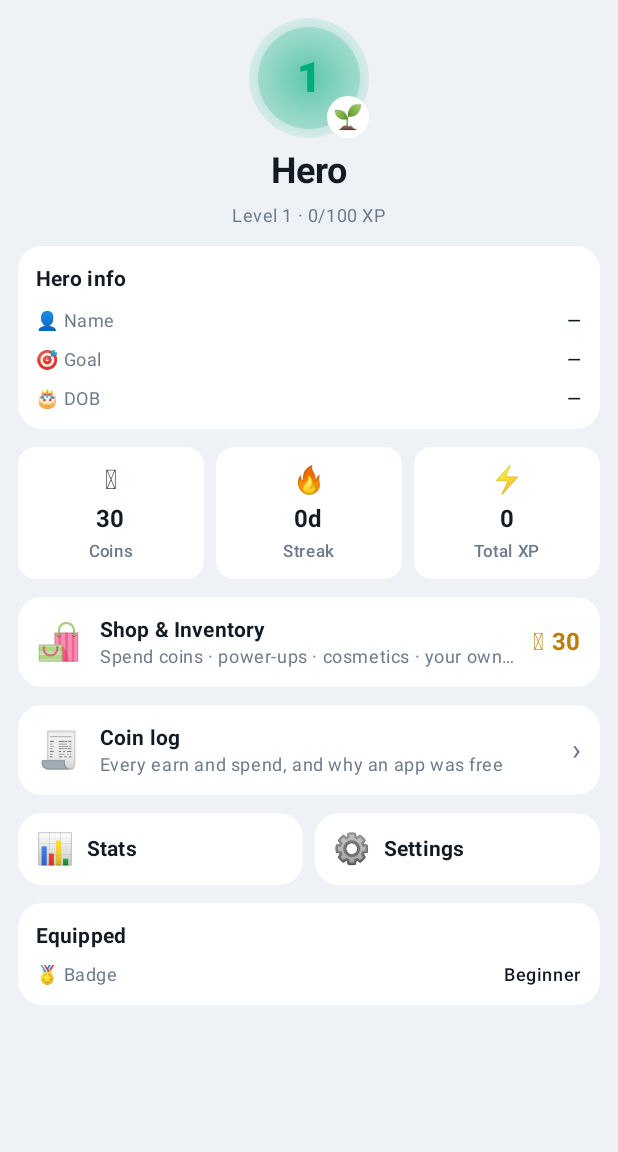
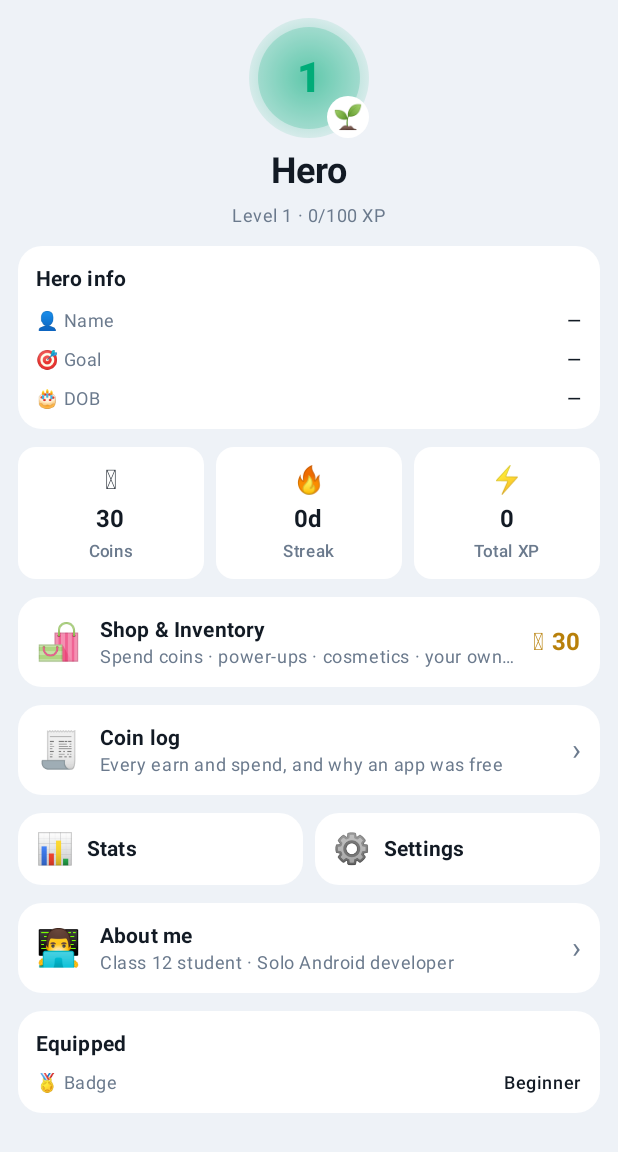
Before and after one commit to krishna000627-pixel/questblock, an Android app built with Jetpack Compose: the composable ProfileScreen shown on its own in the app's theme, on a phone screen of 412 x 824 dp. Shown: the top 1152 px of the screen. Run offline under Robolectric (Android 15) with nearby library versions, the phone set to English and light mode, and no system bars; our stand-ins replace Dagger/Hilt's generated code, Room's generated code.

Commit message:
v136: Shorts option only when YouTube is installed and enabled

```diff
--- a/app/build.gradle.kts
+++ b/app/build.gradle.kts
@@ -31,8 +31,8 @@ android {
         applicationId = "com.krishna.questblock"
         minSdk = 26
         targetSdk = 35
-        versionCode = 132
-        versionName = "132.0.0"
+        versionCode = 136
+        versionName = "136.0.0"
     }
 
     signingConfigs {
--- a/app/src/main/java/com/krishna/questblock/data/ShortsStats.kt
+++ b/app/src/main/java/com/krishna/questblock/data/ShortsStats.kt
@@ -60,3 +60,9 @@ fun lockKeyOf(target: String): String = if (target.startsWith("site:")) target.r
 /** True when Instagram is installed (it has a launcher icon, so the manifest's launcher query makes it visible). */
 fun isInstagramInstalled(ctx: android.content.Context): Boolean =
     try { ctx.packageManager.getPackageInfo("com.instagram.android", 0); true } catch (e: Exception) { false }
+
+/** True when YouTube (or a YouTube mod) is installed and not disabled. */
+fun isYouTubeInstalled(ctx: android.content.Context): Boolean =
+    listOf("com.google.android.youtube", "app.revanced.android.youtube", "com.vanced.android.youtube").any {
+        try { ctx.packageManager.getApplicationInfo(it, 0).enabled } catch (e: Exception) { false }
+    }
--- a/app/src/main/java/com/krishna/questblock/ui/ProfileScreen.kt
+++ b/app/src/main/java/com/krishna/questblock/ui/ProfileScreen.kt
@@ -182,6 +182,24 @@ fun ProfileScreen(onOpenShop: () -> Unit, onOpenStats: () -> Unit, onOpenSetting
             }
 
 
+            // ── About me ────────────────────────────────────────────────────
+            Card(colors = CardDefaults.cardColors(containerColor = ColorSurface),
+                shape = RoundedCornerShape(16.dp),
+                modifier = Modifier.fillMaxWidth().clickable { onOpenAbout() }) {
+                Row(Modifier.padding(12.dp), verticalAlignment = Alignment.CenterVertically,
+                    horizontalArrangement = Arrangement.spacedBy(12.dp)) {
+                    Text("👨‍💻", fontSize = 24.sp)
+                    Column(Modifier.weight(1f)) {
+                        Text("About me", style = MaterialTheme.typography.titleSmall,
+                            fontWeight = FontWeight.Bold, color = ColorText)
+                        Text(com.krishna.questblock.data.AboutMe.TAGLINE,
+                            style = MaterialTheme.typography.bodySmall, color = ColorMuted,
+                            maxLines = 1, overflow = androidx.compose.ui.text.style.TextOverflow.Ellipsis)
+                    }
+                    Text("›", color = ColorMuted, fontSize = 20.sp)
+                }
+            }
+
             // ── Equipped cosmetics ──────────────────────────────────────────
             if (true) {
                 Card(colors = CardDefaults.cardColors(containerColor = ColorSurface),
--- a/app/src/main/res/xml/accessibility_service_config.xml
+++ b/app/src/main/res/xml/accessibility_service_config.xml
@@ -4,5 +4,6 @@
     android:accessibilityFeedbackType="feedbackGeneric"
     android:accessibilityFlags="flagDefault|flagRetrieveInteractiveWindows"
     android:canRetrieveWindowContent="true"
+    android:canTakeScreenshot="true"
     android:description="@string/accessibility_description"
     android:notificationTimeout="100" />
```
Also changed, not shown: app/src/main/java/com/krishna/questblock/data/VersionLog.kt (+19 -0 lines), app/src/main/java/com/krishna/questblock/service/BlockerAccessibilityService.kt (+54 -6 lines), app/src/main/java/com/krishna/questblock/ui/SettingsScreen.kt (+0 -10 lines), app/src/main/java/com/krishna/questblock/ui/VaultScreen.kt (+5 -4 lines).
